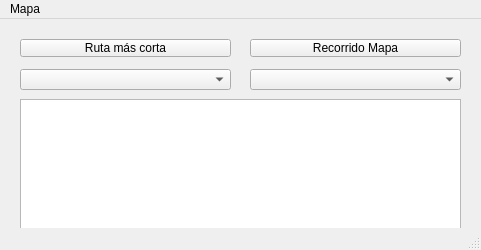
Above: mainwindow.ui from CamilaCuervoG/MiniGoogleMapsUQt before the change. Below: the same form after it.
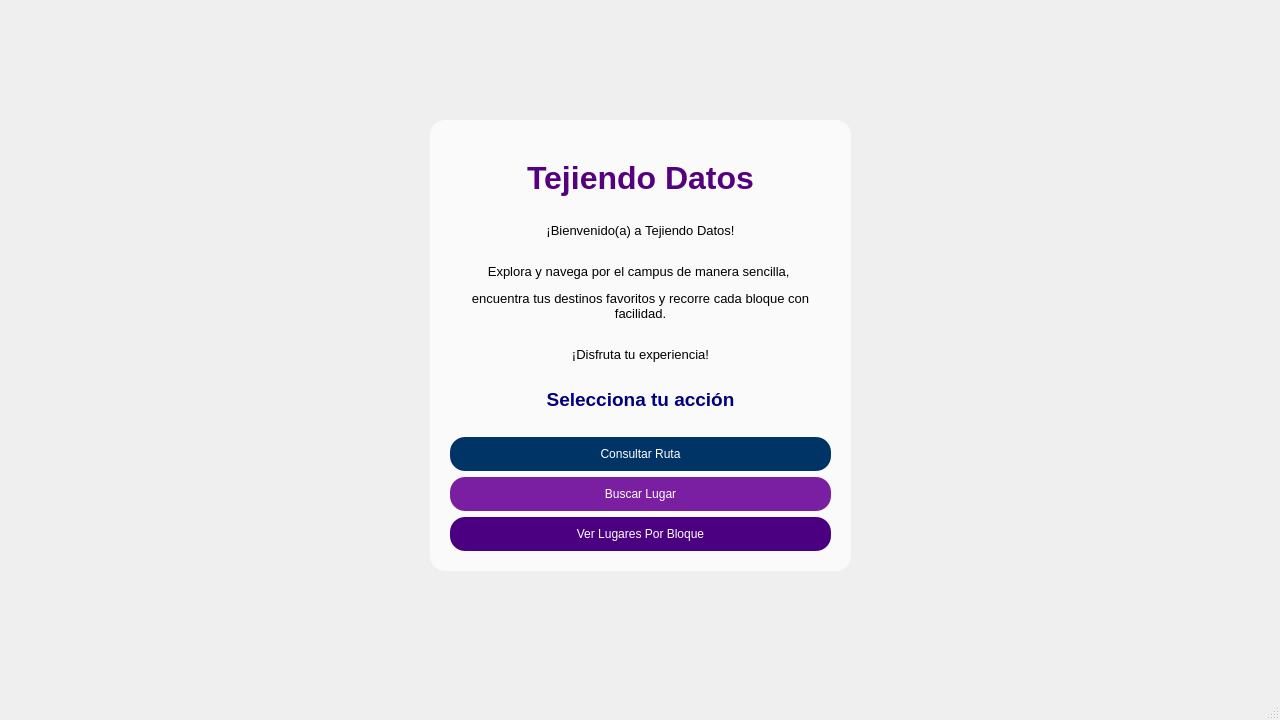
That is the form after the change. Icons and pictures are not drawn.

Commit message: diseño del menuprincipal y creacion y diseño del form RutaAB

What changed in the file:
```diff
--- a/mainwindow.ui
+++ b/mainwindow.ui
@@ -6,86 +6,176 @@
    <rect>
     <x>0</x>
     <y>0</y>
-    <width>481</width>
-    <height>250</height>
+    <width>1280</width>
+    <height>720</height>
    </rect>
   </property>
+  <property name="minimumSize">
+   <size>
+    <width>1280</width>
+    <height>720</height>
+   </size>
+  </property>
+  <property name="maximumSize">
+   <size>
+    <width>1280</width>
+    <height>720</height>
+   </size>
+  </property>
   <property name="windowTitle">
    <string>MainWindow</string>
   </property>
   <widget class="QWidget" name="centralwidget">
-   <widget class="QPushButton" name="btnDFS">
-    <property name="geometry">
-     <rect>
-      <x>250</x>
-      <y>20</y>
-      <width>211</width>
-      <height>18</height>
-     </rect>
+   <property name="autoFillBackground">
+    <bool>false</bool>
+   </property>
+   <property name="styleSheet">
+    <string notr="true">#centralwidget {
+    border-image: url(&quot;:/img/img/MenuPrincipal.png&quot;) 0 0 0 0 stretch stretch;
+}
+</string>
+   </property>
+   <widget class="QGroupBox" name="groupBox">
+    <property name="enabled">
+     <bool>true</bool>
     </property>
-    <property name="text">
-     <string>Recorrido Mapa</string>
-    </property>
-   </widget>
-   <widget class="QPushButton" name="btnDijkstra">
     <property name="geometry">
      <rect>
-      <x>20</x>
-      <y>20</y>
-      <width>211</width>
-      <height>18</height>
+      <x>430</x>
+      <y>120</y>
+      <width>421</width>
+      <height>451</height>
      </rect>
     </property>
-    <property name="text">
-     <string>Ruta más corta</string>
+    <property name="styleSheet">
+     <string notr="true">QGroupBox {
+   background-color: rgba(255,255,255,0.7);
+    box-shadow: 0px 0px 15px rgba(0,0,0,50); /* Qt Designer ignora box-shadow */
+    border: none;             
+    border-radius: 15px;
+    padding: 15px;
+    /* sombra simulada */
+    box-shadow: 0px 0px 15px rgba(0,0,0,50); /* Qt Designer ignora box-shadow */                   
+	 margin-top: 0px;
+}</string>
     </property>
-   </widget>
-   <widget class="QComboBox" name="comboInicio">
-    <property name="geometry">
-     <rect>
-      <x>20</x>
-      <y>50</y>
-      <width>211</width>
-      <height>21</height>
-     </rect>
-    </property>
-   </widget>
-   <widget class="QTextEdit" name="textResultado">
-    <property name="geometry">
-     <rect>
-      <x>20</x>
-      <y>80</y>
-      <width>441</width>
-      <height>131</height>
-     </rect>
-    </property>
-   </widget>
-   <widget class="QComboBox" name="comboDestino">
-    <property name="geometry">
-     <rect>
-      <x>250</x>
-      <y>50</y>
-      <width>211</width>
-      <height>21</height>
-     </rect>
-    </property>
-   </widget>
-  </widget>
-  <widget class="QMenuBar" name="menubar">
-   <property name="geometry">
-    <rect>
-     <x>0</x>
-     <y>0</y>
-     <width>481</width>
-     <height>17</height>
-    </rect>
-   </property>
-   <widget class="QMenu" name="menuMapa">
     <property name="title">
-     <string>Mapa</string>
+     <string/>
     </property>
+    <property name="alignment">
+     <set>Qt::AlignmentFlag::AlignCenter</set>
+    </property>
+    <widget class="QWidget" name="layoutWidget">
+     <property name="geometry">
+      <rect>
+       <x>20</x>
+       <y>20</y>
+       <width>381</width>
+       <height>411</height>
+      </rect>
+     </property>
+     <layout class="QVBoxLayout" name="verticalLayout">
+      <item>
+       <widget class="QLabel" name="label">
+        <property name="styleSheet">
+         <string notr="true">QLabel {
+    font: 24px 'Courier New';             /* fuente moderna */
+    border-radius: 15px;                  /* bordes redondeados */
+    padding: 20px;
+}</string>
+        </property>
+        <property name="text">
+         <string>&lt;html&gt;&lt;head/&gt;&lt;body&gt;&lt;p align=&quot;center&quot;&gt;&lt;span style=&quot; font-size:24pt; font-weight:700; color:#55007f;&quot;&gt;Tejiendo Datos&lt;/span&gt;&lt;/p&gt;&lt;/body&gt;&lt;/html&gt;</string>
+        </property>
+        <property name="alignment">
+         <set>Qt::AlignmentFlag::AlignCenter</set>
+        </property>
+        <property name="wordWrap">
+         <bool>true</bool>
+        </property>
+       </widget>
+      </item>
+      <item>
+       <widget class="QLabel" name="saludoMenuPrincipal">
+        <property name="styleSheet">
+         <string notr="true">QLabel {
+    color: #000000; 
+    font: 10px 'Courier New';
+}
+</string>
+        </property>
+        <property name="text">
+         <string>&lt;html&gt;&lt;head/&gt;&lt;body&gt;&lt;p align=&quot;center&quot;&gt;&lt;span style=&quot; font-size:10pt;&quot;&gt;¡Bienvenido(a) a Tejiendo Datos! &lt;br/&gt;&lt;/span&gt;&lt;/p&gt;&lt;p align=&quot;center&quot;&gt;&lt;span style=&quot; font-size:10pt;&quot;&gt;Explora y navega por el campus de manera sencilla, &lt;/span&gt;&lt;/p&gt;&lt;p align=&quot;center&quot;&gt;&lt;span style=&quot; font-size:10pt;&quot;&gt;encuentra tus destinos favoritos y recorre cada bloque con facilidad. &lt;br/&gt;&lt;/span&gt;&lt;/p&gt;&lt;p align=&quot;center&quot;&gt;&lt;span style=&quot; font-size:10pt;&quot;&gt;¡Disfruta tu experiencia!&lt;/span&gt;&lt;/p&gt;&lt;/body&gt;&lt;/html&gt;</string>
+        </property>
+        <property name="alignment">
+         <set>Qt::AlignmentFlag::AlignCenter</set>
+        </property>
+        <property name="wordWrap">
+         <bool>true</bool>
+        </property>
+       </widget>
+      </item>
+      <item>
+       <widget class="QLabel" name="label_2">
+        <property name="styleSheet">
+         <string notr="true">font: 14px 'Courier New'; </string>
+        </property>
+        <property name="text">
+         <string>&lt;html&gt;&lt;head/&gt;&lt;body&gt;&lt;p align=&quot;center&quot;&gt;&lt;span style=&quot; font-size:14pt; font-weight:700; color:#00007f;&quot;&gt;Selecciona tu acción&lt;/span&gt;&lt;/p&gt;&lt;/body&gt;&lt;/html&gt;</string>
+        </property>
+        <property name="alignment">
+         <set>Qt::AlignmentFlag::AlignCenter</set>
+        </property>
+       </widget>
+      </item>
+      <item>
+       <widget class="QPushButton" name="btnRutaAB">
+        <property name="styleSheet">
+         <string notr="true">font: 16px 'Courier New';
+color: white; /* texto blanco */
+background-color: #003366; /* azul IUSH */
+border-radius: 15px; /* bordes redondeados */
+padding: 10px 20px;
+border: none;</string>
+        </property>
+        <property name="text">
+         <string>Consultar Ruta</string>
+        </property>
+       </widget>
+      </item>
+      <item>
+       <widget class="QPushButton" name="btnBuscar">
+        <property name="styleSheet">
+         <string notr="true">font: 16px 'Courier New';
+color: white;
+background-color: #7B1FA2;   /* morado base diferente */
+border-radius: 15px;
+padding: 10px 20px;
+border: none;</string>
+        </property>
+        <property name="text">
+         <string>Buscar Lugar</string>
+        </property>
+       </widget>
+      </item>
+      <item>
+       <widget class="QPushButton" name="btnLugarBloque">
+        <property name="styleSheet">
+         <string notr="true">font: 16px 'Courier New';
+color: white;
+background-color: #4B0082;   /* morado oscuro */
+border-radius: 15px;
+padding: 10px 20px;
+border: none;</string>
+        </property>
+        <property name="text">
+         <string>Ver Lugares Por Bloque</string>
+        </property>
+       </widget>
+      </item>
+     </layout>
+    </widget>
    </widget>
-   <addaction name="menuMapa"/>
   </widget>
   <widget class="QStatusBar" name="statusbar"/>
  </widget>
```
The commit also changes 37 other files.
